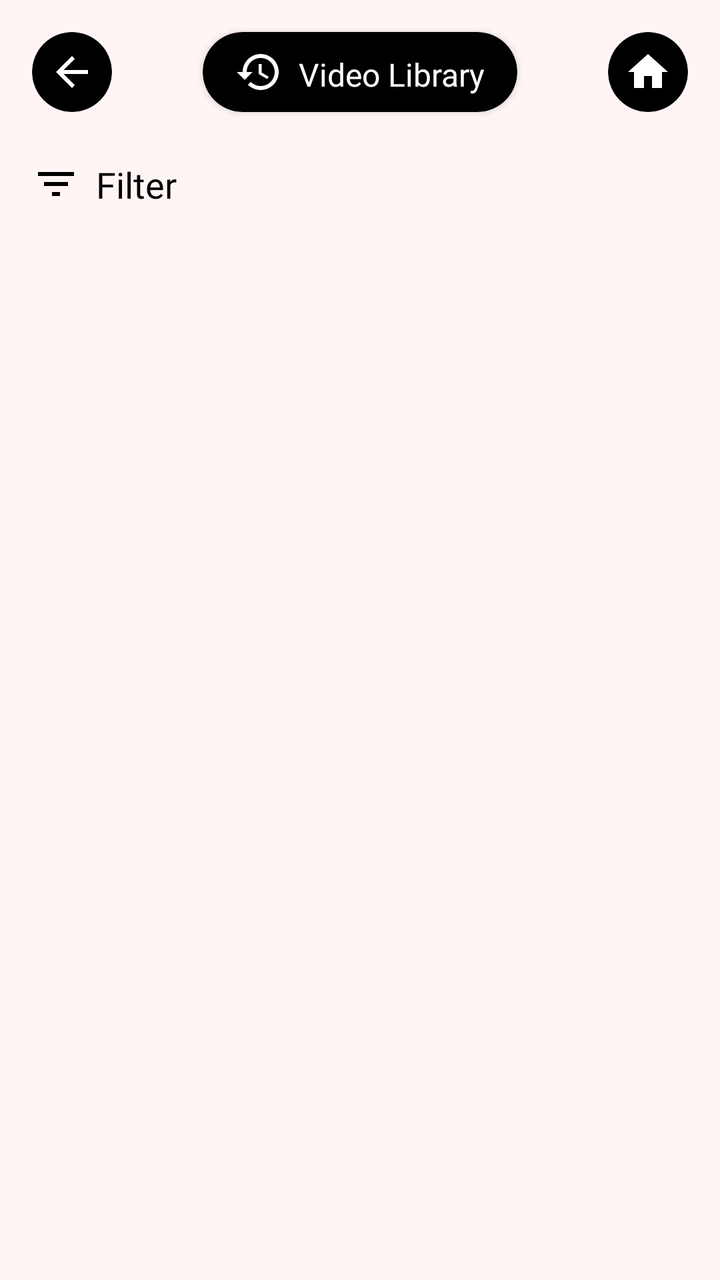
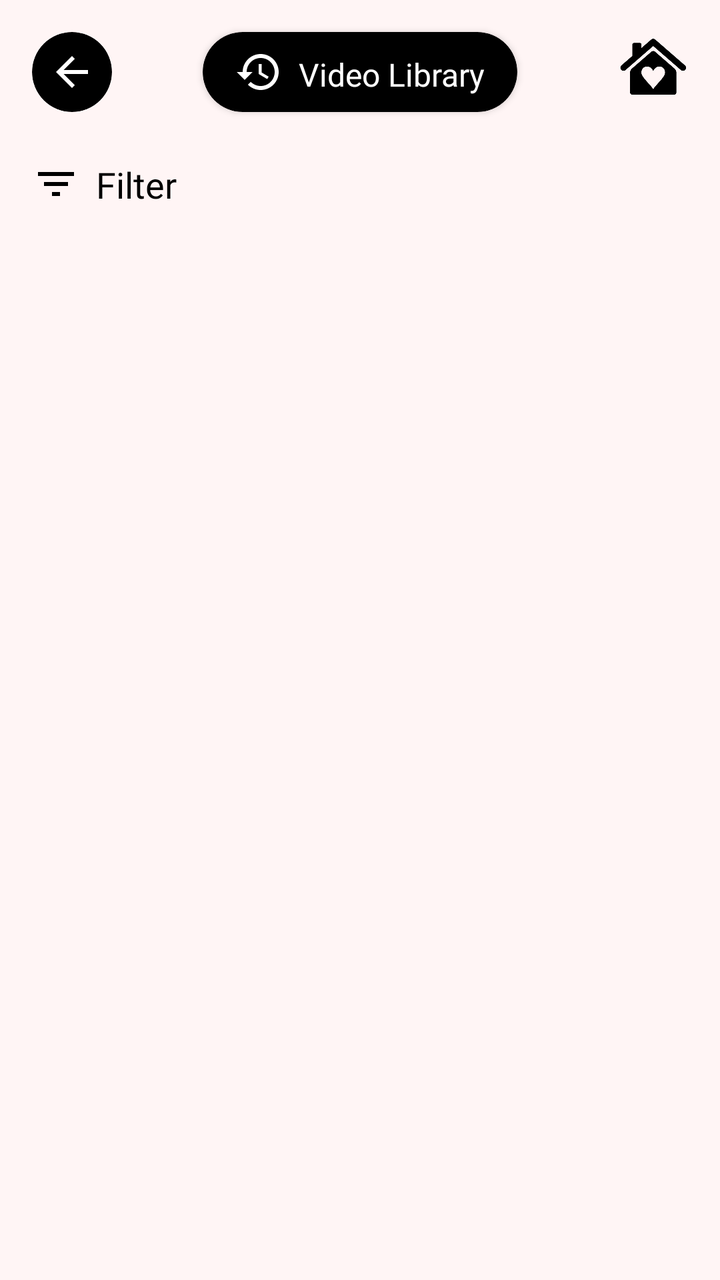

The first picture is an Android layout as it rendered before a commit; the second is the same layout after the commit. The layout source and the unified diff follow.
<!-- AndroidManifest.xml: application theme Theme.SafeHer -->
<!-- res/layout/fragment_video_library.xml -->
<?xml version="1.0" encoding="utf-8"?>
<androidx.constraintlayout.widget.ConstraintLayout xmlns:android="http://schemas.android.com/apk/res/android"
    xmlns:app="http://schemas.android.com/apk/res-auto"
    xmlns:tools="http://schemas.android.com/tools"
    android:layout_width="match_parent"
    android:layout_height="match_parent"
    android:background="#FFF5F5">

    
    <androidx.cardview.widget.CardView
        android:id="@+id/backButtonCard"
        android:layout_width="40dp"
        android:layout_height="40dp"
        android:layout_marginStart="16dp"
        android:layout_marginTop="16dp"
        app:cardBackgroundColor="#000000"
        app:cardCornerRadius="20dp"
        app:cardElevation="0dp"
        app:layout_constraintStart_toStartOf="parent"
        app:layout_constraintTop_toTopOf="parent">

        <ImageView
            android:id="@+id/backButton"
            android:layout_width="24dp"
            android:layout_height="24dp"
            android:layout_gravity="center"
            android:contentDescription="Back"
            android:src="@drawable/ic_back"
            app:tint="#FFFFFF" />
    </androidx.cardview.widget.CardView>

    
    <androidx.cardview.widget.CardView
        android:id="@+id/homeButtonCard"
        android:layout_width="40dp"
        android:layout_height="40dp"
        android:layout_marginTop="16dp"
        android:layout_marginEnd="16dp"
        app:cardBackgroundColor="#000000"
        app:cardCornerRadius="20dp"
        app:cardElevation="0dp"
        app:layout_constraintEnd_toEndOf="parent"
        app:layout_constraintTop_toTopOf="parent">

        <ImageView
            android:id="@+id/homeButton"
            android:layout_width="wrap_content"
            android:layout_height="40dp"
            android:layout_gravity="center"
            android:contentDescription="Home"
            android:src="@drawable/ic_home"
            app:tint="#FFFFFF" />
    </androidx.cardview.widget.CardView>

    
    <androidx.cardview.widget.CardView
        android:id="@+id/videoLibraryTitleCard"
        android:layout_width="wrap_content"
        android:layout_height="wrap_content"
        android:layout_marginTop="16dp"
        app:cardBackgroundColor="#000000"
        app:cardCornerRadius="20dp"
        app:layout_constraintEnd_toEndOf="parent"
        app:layout_constraintStart_toStartOf="parent"
        app:layout_constraintTop_toTopOf="parent">

        <androidx.constraintlayout.widget.ConstraintLayout
            android:layout_width="wrap_content"
            android:layout_height="wrap_content"
            android:paddingHorizontal="16dp"
            android:paddingVertical="8dp">

            <ImageView
                android:id="@+id/clockIcon"
                android:layout_width="24dp"
                android:layout_height="24dp"
                android:layout_marginEnd="8dp"
                android:src="@drawable/ic_clock_history"
                app:layout_constraintBottom_toBottomOf="parent"
                app:layout_constraintStart_toStartOf="parent"
                app:layout_constraintTop_toTopOf="parent"
                app:tint="#FFFFFF" />

            <TextView
                android:layout_width="wrap_content"
                android:layout_height="wrap_content"
                android:layout_marginStart="8dp"
                android:fontFamily="@font/poppins_medium"
                android:text="Video Library"
                android:textColor="#FFFFFF"
                android:textSize="16sp"
                app:layout_constraintBottom_toBottomOf="parent"
                app:layout_constraintEnd_toEndOf="parent"
                app:layout_constraintHorizontal_bias="0.0"
                app:layout_constraintStart_toEndOf="@id/clockIcon"
                app:layout_constraintTop_toTopOf="parent"
                app:layout_constraintVertical_bias="1.0" />
        </androidx.constraintlayout.widget.ConstraintLayout>
    </androidx.cardview.widget.CardView>

    
    <LinearLayout
        android:id="@+id/filterLayout"
        android:layout_width="wrap_content"
        android:layout_height="wrap_content"
        android:layout_marginStart="16dp"
        android:layout_marginTop="24dp"
        android:gravity="center_vertical"
        android:orientation="horizontal"
        app:layout_constraintStart_toStartOf="parent"
        app:layout_constraintTop_toBottomOf="@id/videoLibraryTitleCard">

        <ImageView
            android:id="@+id/filterIcon"
            android:layout_width="24dp"
            android:layout_height="24dp"
            android:src="@drawable/ic_filter"
            app:tint="#000000" />

        <TextView
            android:layout_width="wrap_content"
            android:layout_height="wrap_content"
            android:layout_marginStart="8dp"
            android:fontFamily="@font/poppins_semibold"
            android:text="Filter"
            android:textColor="#000000"
            android:textSize="18sp" />
    </LinearLayout>

    
    <androidx.recyclerview.widget.RecyclerView
        android:id="@+id/videoRecyclerView"
        android:layout_width="match_parent"
        android:layout_height="0dp"
        android:layout_marginTop="25dp"
        app:layout_constraintTop_toBottomOf="@id/filterLayout"
        app:layout_constraintBottom_toBottomOf="parent"
        android:padding="16dp"
        android:scrollbars="vertical" />
</androidx.constraintlayout.widget.ConstraintLayout>
<!-- resources referenced by this layout -->
<resources>
  <!-- drawable ic_back (drawable) -->
  <?xml version="1.0" encoding="utf-8"?>
  <vector xmlns:android="http://schemas.android.com/apk/res/android"
      android:width="24dp"
      android:height="24dp"
      android:viewportWidth="24"
      android:viewportHeight="24">
      <path
          android:fillColor="#000000"
          android:pathData="M20,11H7.83l5.59,-5.59L12,4l-8,8 8,8 1.41,-1.41L7.83,13H20v-2z"/>
  </vector>
  <!-- drawable ic_clock_history (drawable) -->
  <vector xmlns:android="http://schemas.android.com/apk/res/android"
      android:width="24dp"
      android:height="24dp"
      android:viewportWidth="24"
      android:viewportHeight="24">
      <path
          android:fillColor="#FFFFFF"
          android:pathData="M13,3c-4.97,0 -9,4.03 -9,9L1,12l3.89,3.89 0.07,0.14L9,12L6,12c0,-3.87 3.13,-7 7,-7s7,3.13 7,7 -3.13,7 -7,7c-1.93,0 -3.68,-0.79 -4.94,-2.06l-1.42,1.42C8.27,19.99 10.51,21 13,21c4.97,0 9,-4.03 9,-9s-4.03,-9 -9,-9zM12,8v5l4.28,2.54 0.72,-1.21 -3.5,-2.08L13.5,8L12,8z"/>
  </vector>
  <!-- drawable ic_filter (drawable) -->
  <vector xmlns:android="http://schemas.android.com/apk/res/android"
      android:width="24dp"
      android:height="24dp"
      android:viewportWidth="24"
      android:viewportHeight="24">
      <path
          android:fillColor="#000000"
          android:pathData="M10,18h4v-2h-4v2zM3,6v2h18L21,6L3,6zM6,13h12v-2L6,11v2z"/>
  </vector>
  <!-- drawable ic_home (drawable) -->
  <vector xmlns:android="http://schemas.android.com/apk/res/android" android:height="24dp" android:tint="#000000" android:viewportHeight="24" android:viewportWidth="24" android:width="24dp">
  
      <path android:fillColor="@android:color/white" android:pathData="M10,20v-6h4v6h5v-8h3L12,3 2,12h3v8z"/>
  
  </vector>
  <style name="Theme.SafeHer" parent="Base.Theme.SafeHer" />
  <style name="Base.Theme.SafeHer" parent="Theme.MaterialComponents.NoActionBar">
          
          
      </style>
</resources>

<!-- the commit's change to res/layout/fragment_video_library.xml (unified diff, before → after) -->
@@ -30,27 +30,18 @@
     </androidx.cardview.widget.CardView>
 
     
-    <androidx.cardview.widget.CardView
-        android:id="@+id/homeButtonCard"
-        android:layout_width="40dp"
-        android:layout_height="40dp"
+    <ImageView
+        android:id="@+id/homeButton"
+        android:layout_width="35dp"
+        android:layout_height="35dp"
+        android:layout_gravity="center"
         android:layout_marginTop="16dp"
         android:layout_marginEnd="16dp"
-        app:cardBackgroundColor="#000000"
-        app:cardCornerRadius="20dp"
-        app:cardElevation="0dp"
         app:layout_constraintEnd_toEndOf="parent"
-        app:layout_constraintTop_toTopOf="parent">
-
-        <ImageView
-            android:id="@+id/homeButton"
-            android:layout_width="wrap_content"
-            android:layout_height="40dp"
-            android:layout_gravity="center"
-            android:contentDescription="Home"
-            android:src="@drawable/ic_home"
-            app:tint="#FFFFFF" />
-    </androidx.cardview.widget.CardView>
+        app:layout_constraintTop_toTopOf="parent"
+        android:contentDescription="Home"
+        android:src="@drawable/ic_home"
+        app:tint="@color/black" />
 
     
     <androidx.cardview.widget.CardView
<!-- resource entries referenced after the edit -->
@@ -1,5 +1,6 @@
 <!-- resources referenced by this layout -->
 <resources>
+  <color name="black">#FF000000</color>
   <!-- drawable ic_back (drawable) -->
   <?xml version="1.0" encoding="utf-8"?>
   <vector xmlns:android="http://schemas.android.com/apk/res/android"
@@ -31,12 +32,7 @@
           android:fillColor="#000000"
           android:pathData="M10,18h4v-2h-4v2zM3,6v2h18L21,6L3,6zM6,13h12v-2L6,11v2z"/>
   </vector>
-  <!-- drawable ic_home (drawable) -->
-  <vector xmlns:android="http://schemas.android.com/apk/res/android" android:height="24dp" android:tint="#000000" android:viewportHeight="24" android:viewportWidth="24" android:width="24dp">
-  
-      <path android:fillColor="@android:color/white" android:pathData="M10,20v-6h4v6h5v-8h3L12,3 2,12h3v8z"/>
-  
-  </vector>
+  <!-- drawable ic_home: png bitmap (drawable, 36408 bytes) -->
   <style name="Theme.SafeHer" parent="Base.Theme.SafeHer" />
   <style name="Base.Theme.SafeHer" parent="Theme.MaterialComponents.NoActionBar">
           
